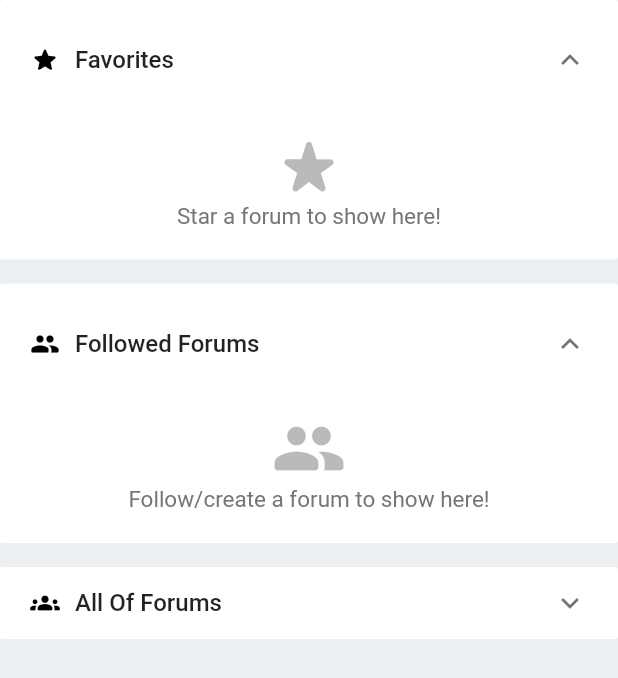
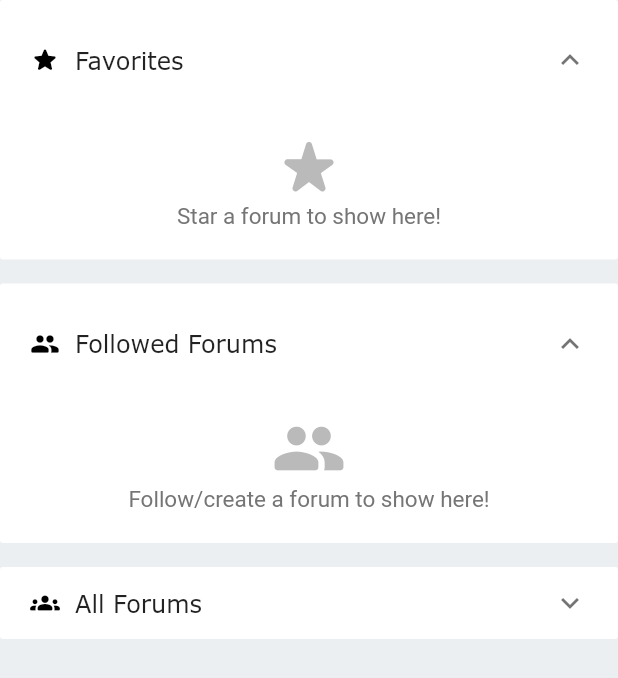
Before and after one commit to i4mShayan/Peddit, a Flutter app: the ForumsPage screen opened by its route, on a phone screen of 412 x 824 dp. Shown: the top 678 px of the screen. Run offline on Flutter 3.47's test engine with Material 2 defaults, Android fonts, the phone set to English and light mode, and no system bars; our stand-ins replace font_awesome_flutter, image_picker, line_icons, shamsi_date.

Commit message:
some minor things fixed

```diff
--- a/lib/Screens/forums_page.dart
+++ b/lib/Screens/forums_page.dart
@@ -33,7 +33,7 @@ class _ForumsPageState extends State<ForumsPage> {
       },
       {
         'icon': Icons.groups_rounded,
-        'title': "All Of Forums",
+        'title': "All Forums",
         'list': Datas().forumsList,
         'isExpanded': false,
         'empty_list_message': "Be the first one who creates a forum!",
--- a/pubspec.yaml
+++ b/pubspec.yaml
@@ -83,7 +83,7 @@ flutter:
   fonts:
     - family: Verdana
       fonts:
-        - asset: assets/fonts/verdana_bold_italic.ttf
+        - asset: assets/fonts/verdana.ttf
 #        - asset: assets/fonts/verdana-italic.ttf
 #          style: italic
 #        - asset: assets/fonts/verdana-bold-italic.ttf
```
